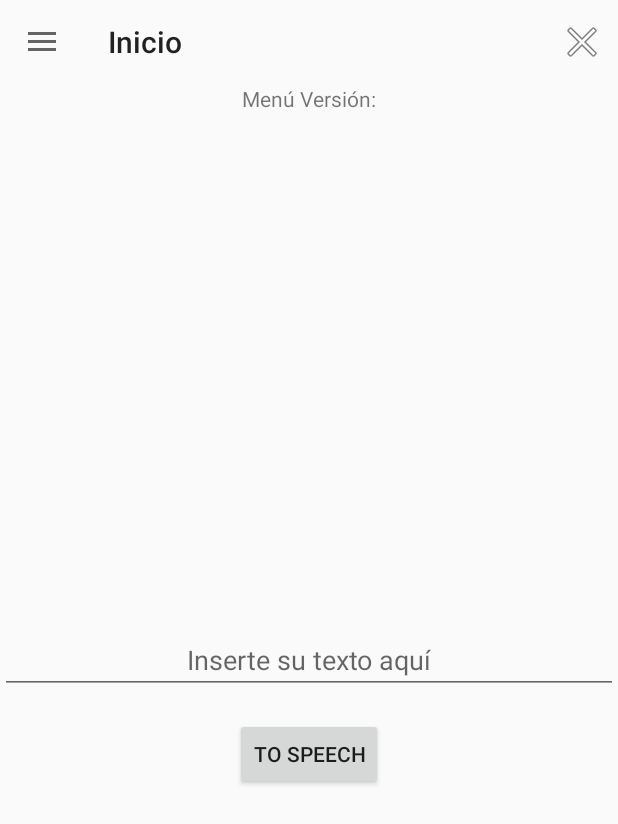
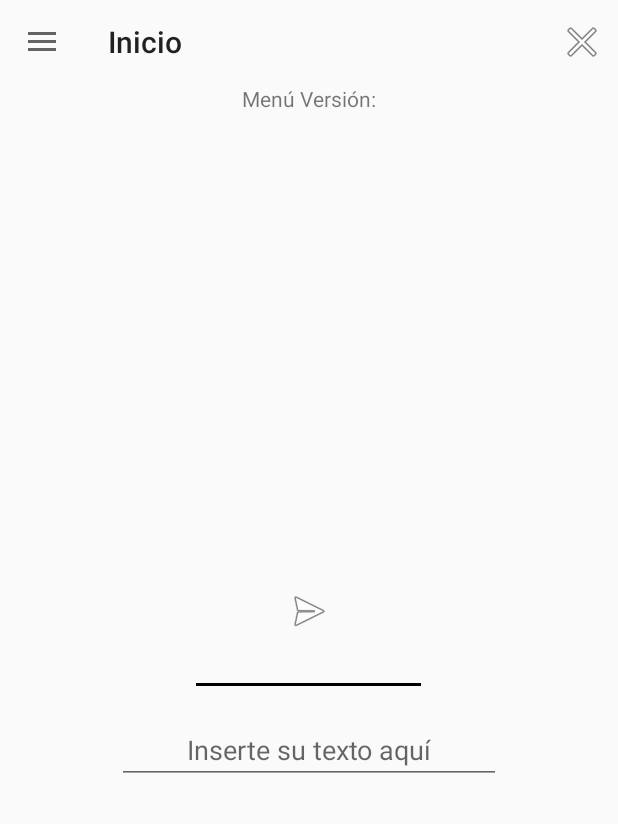
Before and after one commit to AlbertoGODev/DroidEv3, an Android app: the fragment TranslateFragment placed in its activity, on a phone screen of 412 x 824 dp. Shown: the top 824 px of the screen. Run offline under Robolectric (Android 15) with nearby library versions, the phone set to English and light mode, and no system bars; 1 statement that could not run was skipped.

Commit message:
Fixed to speech(now it works!) and corrections to the analog joystick.

```diff
--- a/app/src/main/java/com/guerritastudio/albertogarcia/droidev3/model/DroidEv3.java
+++ b/app/src/main/java/com/guerritastudio/albertogarcia/droidev3/model/DroidEv3.java
@@ -30,6 +30,7 @@ public class DroidEv3 extends RemoteRequestEV3 {
     private float speedFactorCenter;
 
     private BrickInfo brickInfo;
+    private String ipAddress;
     private Power power;
     private LED led;
     public static int lastLedPattern = 0;
@@ -55,10 +56,11 @@ public class DroidEv3 extends RemoteRequestEV3 {
     }
 
     private void initializeComponents() {
+        ipAddress = brickInfo.getIPAddress();
         commandExecutor = CommandExecutor.getInstance();
         //openMotors();//Mirar de poner en onCreate del fragment Joystick.
         //setMotorsSpeed();
-        Log.d(TAG, "Components started correctly, ipAddress:" + brickInfo.getIPAddress() + " nameBrick: " + brickInfo.getName());
+        Log.d(TAG, "Components started correctly, ipAddress:" + ipAddress + " nameBrick: " + brickInfo.getName());
     }
 
     //BrickInfo:
@@ -75,7 +77,7 @@ public class DroidEv3 extends RemoteRequestEV3 {
     //UploadFile:
     public void uploadFile(File file) {
         Log.d(TAG, "uploadFile() file name = " + file.getName());
-        commandExecutor.run(new UploadFileCommand(this, brickInfo.getIPAddress(), file));
+        commandExecutor.run(new UploadFileCommand(this, ipAddress, file));
     }
 
     //Led Control:
--- a/app/src/main/java/com/guerritastudio/albertogarcia/droidev3/ui/activity/DrawerActivity.java
+++ b/app/src/main/java/com/guerritastudio/albertogarcia/droidev3/ui/activity/DrawerActivity.java
@@ -23,7 +23,6 @@ import com.guerritastudio.albertogarcia.droidev3.ui.fragment.TranslateFragment;
 public class DrawerActivity extends BaseActionBarActivity implements NavigationDrawerFragment.NavigationDrawerCallbacks {
 
     private static final String TAG = DrawerActivity.class.getSimpleName();
-    public static final String KEY_SECTION_NUMBER = "key_section_number";
     /**
      * Fragment managing the behaviors, interactions and presentation of the navigation drawer.
      */
--- a/app/src/main/java/com/guerritastudio/albertogarcia/droidev3/ui/fragment/NavigationDrawerFragment.java
+++ b/app/src/main/java/com/guerritastudio/albertogarcia/droidev3/ui/fragment/NavigationDrawerFragment.java
@@ -4,11 +4,8 @@ import com.guerritastudio.albertogarcia.droidev3.R;
 import com.guerritastudio.albertogarcia.droidev3.app.BaseFragment;
 
 import android.app.Activity;
-import android.content.SharedPreferences;
 import android.content.res.Configuration;
 import android.os.Bundle;
-import android.preference.PreferenceManager;
-import android.support.v4.app.Fragment;
 import android.support.v4.view.GravityCompat;
 import android.support.v4.widget.DrawerLayout;
 import android.support.v7.app.ActionBar;
@@ -16,8 +13,6 @@ import android.support.v7.app.ActionBarActivity;
 import android.support.v7.app.ActionBarDrawerToggle;
 import android.support.v7.widget.Toolbar;
 import android.view.LayoutInflater;
-import android.view.Menu;
-import android.view.MenuInflater;
 import android.view.View;
 import android.view.ViewGroup;
 import android.widget.AdapterView;
--- a/app/src/main/java/com/guerritastudio/albertogarcia/droidev3/ui/fragment/StartFragment.java
+++ b/app/src/main/java/com/guerritastudio/albertogarcia/droidev3/ui/fragment/StartFragment.java
@@ -9,6 +9,7 @@ import android.view.View;
 import android.view.ViewGroup;
 
 import com.guerritastudio.albertogarcia.droidev3.R;
+import com.guerritastudio.albertogarcia.droidev3.app.ConstDroidEv3;
 import com.guerritastudio.albertogarcia.droidev3.ui.activity.DrawerActivity;
 
 /**
@@ -16,11 +17,10 @@ import com.guerritastudio.albertogarcia.droidev3.ui.activity.DrawerActivity;
  */
 public class StartFragment extends Fragment {
 
-
     public static StartFragment newInstance(int sectionNumber) {
         StartFragment fragment = new StartFragment();
         Bundle bundle = new Bundle();
-        bundle.putInt(DrawerActivity.KEY_SECTION_NUMBER, sectionNumber);
+        bundle.putInt(ConstDroidEv3.KEY_SECTION_NUMBER, sectionNumber);
         fragment.setArguments(bundle);
         return fragment;
     }
@@ -29,11 +29,10 @@ public class StartFragment extends Fragment {
         // Required empty public constructor
     }
 
-
     @Override
     public void onAttach(Activity activity) {
         super.onAttach(activity);
-        ((DrawerActivity)activity).onSectionAttached(getArguments().getInt(DrawerActivity.KEY_SECTION_NUMBER));
+        ((DrawerActivity)activity).onSectionAttached(getArguments().getInt(ConstDroidEv3.KEY_SECTION_NUMBER));
     }
 
     @Override
@@ -43,5 +42,4 @@ public class StartFragment extends Fragment {
         return inflater.inflate(R.layout.fragment_start, container, false);
     }
 
-
 }
--- a/app/src/main/java/com/guerritastudio/albertogarcia/droidev3/ui/fragment/TranslateFragment.java
+++ b/app/src/main/java/com/guerritastudio/albertogarcia/droidev3/ui/fragment/TranslateFragment.java
@@ -1,45 +1,40 @@
 package com.guerritastudio.albertogarcia.droidev3.ui.fragment;
 
 import android.app.Activity;
-import android.os.AsyncTask;
 import android.os.Bundle;
 import android.speech.tts.TextToSpeech;
 import android.speech.tts.UtteranceProgressListener;
 import android.util.Log;
+import android.view.KeyEvent;
 import android.view.LayoutInflater;
 import android.view.View;
 import android.view.ViewGroup;
 import android.widget.Button;
 import android.widget.EditText;
+import android.widget.ImageButton;
 import android.widget.TextView;
 
 import com.guerritastudio.albertogarcia.droidev3.R;
 import com.guerritastudio.albertogarcia.droidev3.app.BaseFragment;
-import com.guerritastudio.albertogarcia.droidev3.model.DroidEv3;
+import com.guerritastudio.albertogarcia.droidev3.app.ConstDroidEv3;
 import com.guerritastudio.albertogarcia.droidev3.ui.activity.DrawerActivity;
 
 import java.io.File;
 import java.util.HashMap;
 import java.util.Locale;
 
-import lejos.hardware.BrickInfo;
-import lejos.remote.ev3.RemoteRequestMenu;
-
-
 public class TranslateFragment extends BaseFragment implements TextToSpeech.OnInitListener {
 
     private static final String TAG = TranslateFragment.class.getSimpleName();
-    private static final String FILE_NAME = "pruebas.wav";
     private TextView menuInfoTV;
-    private Button toSpeechBTN;
+    private ImageButton toSpeechBTN;
     private EditText toSpeechET;
     private TextToSpeech textToSpeech;
-    private RemoteRequestMenu menu;
 
     public static TranslateFragment newInstance(int sectionNumber) {
         TranslateFragment fragment = new TranslateFragment();
         Bundle bundle = new Bundle();
-        bundle.putInt(DrawerActivity.KEY_SECTION_NUMBER, sectionNumber);
+        bundle.putInt(ConstDroidEv3.KEY_SECTION_NUMBER, sectionNumber);
         fragment.setArguments(bundle);
         return fragment;
     }
@@ -52,7 +47,7 @@ public class TranslateFragment extends BaseFragment implements TextToSpeech.OnIn
     public void onAttach(Activity activity) {
         super.onAttach(activity);
         ((DrawerActivity) activity).onSectionAttached(
-                getArguments().getInt(DrawerActivity.KEY_SECTION_NUMBER));
+                getArguments().getInt(ConstDroidEv3.KEY_SECTION_NUMBER));
     }
 
     @Override
@@ -96,7 +91,7 @@ public class TranslateFragment extends BaseFragment implements TextToSpeech.OnIn
 
     private void bindView(View view) {
         menuInfoTV = (TextView) view.findViewById(R.id.fragment_translate_menu_info_tv);
-        toSpeechBTN = (Button) view.findViewById(R.id.to_speech_btn);
+        toSpeechBTN = (ImageButton) view.findViewById(R.id.to_speech_btn);
         toSpeechET = (EditText) view.findViewById(R.id.to_speech_et);
     }
 
@@ -104,7 +99,9 @@ public class TranslateFragment extends BaseFragment implements TextToSpeech.OnIn
         toSpeechBTN.setOnClickListener(new View.OnClickListener() {
             @Override
             public void onClick(View v) {
-                sendText(toSpeechET.getText().toString());
+                if (toSpeechET.length() > 0) {
+                    sendText(toSpeechET.getText().toString());
+                }
             }
         });
         textToSpeech.setOnUtteranceProgressListener(new UtteranceProgressListener() {
@@ -122,8 +119,9 @@ public class TranslateFragment extends BaseFragment implements TextToSpeech.OnIn
                 }*/
 
                 Log.e(TAG, "onDone");
-                uploadFile();
-
+                if (getDroidEv3() != null) {
+                    uploadFile();
+                }
             }
 
             @Override
@@ -131,32 +129,44 @@ public class TranslateFragment extends BaseFragment implements TextToSpeech.OnIn
                 Log.e("TAG", "onError()");
             }
         });
+
+        toSpeechET.setOnKeyListener(new View.OnKeyListener() {
+            @Override
+            public boolean onKey(View v, int keyCode, KeyEvent event) {
+                if (keyCode == KeyEvent.KEYCODE_ENTER) {
+                    //Log.d(TAG, "onKey() = KEYCODE_ENTER");
+                    if (toSpeechET.length() > 0) {
+                        sendText(toSpeechET.getText().toString());
+                    }
+                }
+                return true;
+            }
+        });
     }
 
     private void sendText(String text) {
         Log.d(TAG, "sendText()");
-        //textToSpeech.speak(text, TextToSpeech.QUEUE_FLUSH, null);//To play speech in mobile.
-        HashMap<String, String> myHashRender = new HashMap<>();
-        String destFileName = getActivity().getCacheDir().getAbsolutePath() + "/" + FILE_NAME;
-        Log.e(TAG, "destFileName = " + destFileName);
-        myHashRender.put(TextToSpeech.Engine.KEY_PARAM_UTTERANCE_ID, text);
-        textToSpeech.synthesizeToFile(text, myHashRender, destFileName);
-        //int success = textToSpeech.synthesizeToFile(text, myHashRender, destFileName);
-/*        if (success == TextToSpeech.ERROR) {
-            Log.e(TAG, "error");
+
+        if (getDroidEv3() == null) {
+            textToSpeech.speak(text, TextToSpeech.QUEUE_FLUSH, null);//To play speech in mobile.
         } else {
-            Log.e(TAG, "success true");
-        }*/
+            HashMap<String, String> myHashRender = new HashMap<>();
+            String destFileName = getActivity().getCacheDir().getAbsolutePath() + "/" + ConstDroidEv3.AUDIO_FILE_NAME;
+            Log.e(TAG, "destFileName = " + destFileName);
+            myHashRender.put(TextToSpeech.Engine.KEY_PARAM_UTTERANCE_ID, text);
+            textToSpeech.synthesizeToFile(text, myHashRender, destFileName);
+        }
+        toSpeechET.setText("");
     }
 
     private void uploadFile() {
         try {
             Log.d(TAG, "UploadFile");
-            File file = new File(getActivity().getCacheDir(), FILE_NAME);
+            File file = new File(getActivity().getCacheDir(), ConstDroidEv3.AUDIO_FILE_NAME);
             getDroidEv3().uploadFile(file);
-
+            Log.e(TAG, "uploadFile finished");
             //Poner en el upload o mirar si espera que termine el upload.....
-            //getDroidEv3().playSpeech(file);//no funciona..
+            getDroidEv3().playSpeech(file);
 
         } catch (Exception e) {
             Log.e(TAG, e.getMessage());
--- a/app/src/main/res/layout/activity_connect.xml
+++ b/app/src/main/res/layout/activity_connect.xml
@@ -35,7 +35,8 @@
         <EditText
             android:id="@+id/connect_ipAddressET"
             android:gravity="center"
-            android:layout_width="fill_parent"
+            android:layout_gravity="center_horizontal"
+            android:layout_width="256dp"
             android:layout_height="wrap_content"
             android:inputType="numberDecimal"
             android:digits="0123456789."
--- a/app/src/main/res/layout/fragment_translate.xml
+++ b/app/src/main/res/layout/fragment_translate.xml
@@ -4,31 +4,40 @@
     android:layout_height="match_parent"
     tools:context="com.guerritastudio.albertogarcia.droidev3.ui.fragment.TranslateFragment">
 
-
     <TextView
+        android:id="@+id/fragment_translate_menu_info_tv"
         android:layout_width="wrap_content"
         android:layout_height="wrap_content"
-        android:text="Menú Versión:"
-        android:id="@+id/fragment_translate_menu_info_tv"
         android:layout_alignParentTop="true"
-        android:layout_centerHorizontal="true" />
+        android:layout_centerHorizontal="true"
+        android:text="Menú Versión:" />
 
-    <EditText
-        android:hint="@string/insert_text_here"
-        android:layout_width="match_parent"
-        android:layout_height="wrap_content"
-        android:id="@+id/to_speech_et"
-        android:layout_centerVertical="true"
-        android:layout_alignParentLeft="true"
-        android:layout_alignParentStart="true"
-        android:gravity="center_horizontal"/>
-    <Button
-        android:layout_marginTop="@dimen/margin_l"
+    <LinearLayout
+        android:id="@+id/linearLayout"
         android:layout_width="wrap_content"
         android:layout_height="wrap_content"
-        android:text="@string/to_speech"
-        android:id="@+id/to_speech_btn"
-        android:layout_below="@+id/to_speech_et"
-        android:layout_centerHorizontal="true" />
+        android:layout_centerHorizontal="true"
+        android:layout_centerVertical="true"
+        android:orientation="vertical">
+
+        <ImageButton
+            android:layout_marginBottom="@dimen/margin_s"
+            android:id="@+id/to_speech_btn"
+            android:layout_width="150dp"
+            android:layout_height="100dp"
+            android:layout_gravity="center_horizontal"
+            android:background="@drawable/abc_cab_background_top_mtrl_alpha"
+            android:src="@android:drawable/ic_menu_send"
+            android:text="@string/to_speech" />
+
+        <EditText
+            android:id="@+id/to_speech_et"
+            android:layout_width="256dp"
+            android:layout_height="wrap_content"
+            android:layout_marginTop="@dimen/margin_l"
+            android:gravity="center_horizontal"
+            android:hint="@string/insert_text_here" />
+
+    </LinearLayout>
 
 </RelativeLayout>
```
Also changed, not shown: app/src/main/AndroidManifest.xml (+4 -3 lines), app/src/main/java/com/guerritastudio/albertogarcia/droidev3/app/ConstDroidEv3.java (added, +24 -0 lines), app/src/main/java/com/guerritastudio/albertogarcia/droidev3/command/AudioCommand.java (+4 -6 lines), app/src/main/java/com/guerritastudio/albertogarcia/droidev3/command/CommandExecutor.java (+9 -4 lines), app/src/main/java/com/guerritastudio/albertogarcia/droidev3/command/UploadFileCommand.java (+5 -3 lines), app/src/main/java/com/guerritastudio/albertogarcia/droidev3/ui/fragment/AnalogJoystickFragment.java (+10 -3 lines), app/src/main/java/com/guerritastudio/albertogarcia/droidev3/ui/fragment/InfoFragment.java (+16 -16 lines), app/src/main/java/com/guerritastudio/albertogarcia/droidev3/ui/fragment/JoystickViewPagerFragment.java (+7 -10 lines).
